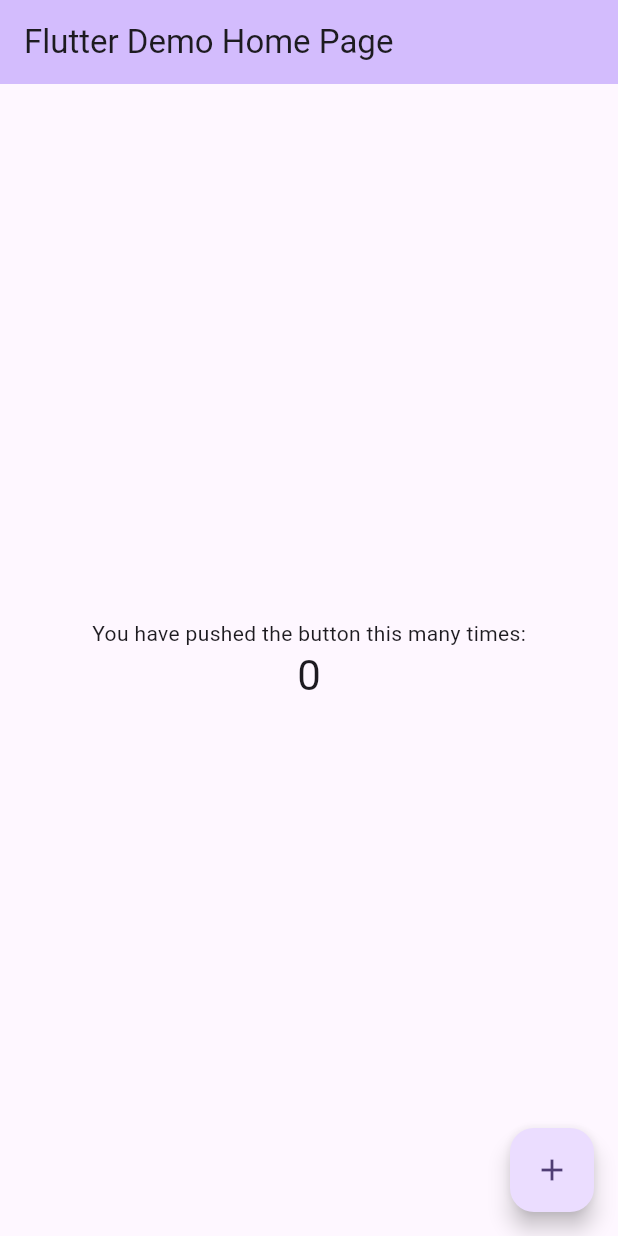
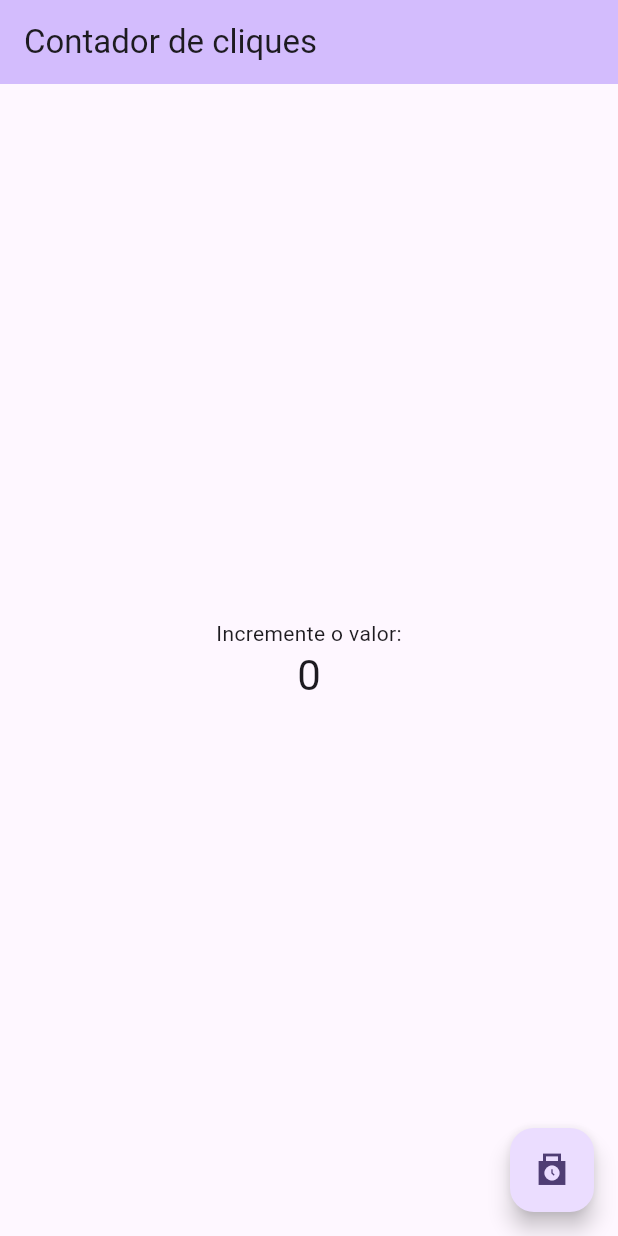
Before and after one commit to gabrielestefono/projeto_perguntas, a Flutter app: the screen it shows after launch, on a phone screen of 412 x 824 dp. Run offline on Flutter 3.47's test engine with Material 2 defaults, Android fonts, the phone set to English and light mode, and no system bars.

Commit message:
Apagando comentários

```diff
--- a/lib/main.dart
+++ b/lib/main.dart
@@ -13,40 +13,16 @@ class MyApp extends StatelessWidget {
     return MaterialApp(
       title: 'Flutter Demo',
       theme: ThemeData(
-        // This is the theme of your application.
-        //
-        // TRY THIS: Try running your application with "flutter run". You'll see
-        // the application has a blue toolbar. Then, without quitting the app,
-        // try changing the seedColor in the colorScheme below to Colors.green
-        // and then invoke "hot reload" (save your changes or press the "hot
-        // reload" button in a Flutter-supported IDE, or press "r" if you used
-        // the command line to start the app).
-        //
-        // Notice that the counter didn't reset back to zero; the application
-        // state is not lost during the reload. To reset the state, use hot
-        // restart instead.
-        //
-        // This works for code too, not just values: Most code changes can be
-        // tested with just a hot reload.
         colorScheme: ColorScheme.fromSeed(seedColor: Colors.deepPurple),
         useMaterial3: true,
       ),
-      home: const MyHomePage(title: 'Flutter Demo Home Page'),
+      home: const MyHomePage(title: 'Contador de cliques'),
     );
   }
 }
 
 class MyHomePage extends StatefulWidget {
   const MyHomePage({super.key, required this.title});
-
-  // This widget is the home page of your application. It is stateful, meaning
-  // that it has a State object (defined below) that contains fields that affect
-  // how it looks.
-
-  // This class is the configuration for the state. It holds the values (in this
-  // case the title) provided by the parent (in this case the App widget) and
-  // used by the build method of the State. Fields in a Widget subclass are
-  // always marked "final".
 
   final String title;
 
@@ -59,54 +35,23 @@ class _MyHomePageState extends State<MyHomePage> {
 
   void _incrementCounter() {
     setState(() {
-      // This call to setState tells the Flutter framework that something has
-      // changed in this State, which causes it to rerun the build method below
-      // so that the display can reflect the updated values. If we changed
-      // _counter without calling setState(), then the build method would not be
-      // called again, and so nothing would appear to happen.
       _counter++;
     });
   }
 
   @override
   Widget build(BuildContext context) {
-    // This method is rerun every time setState is called, for instance as done
-    // by the _incrementCounter method above.
-    //
-    // The Flutter framework has been optimized to make rerunning build methods
-    // fast, so that you can just rebuild anything that needs updating rather
-    // than having to individually change instances of widgets.
     return Scaffold(
       appBar: AppBar(
-        // TRY THIS: Try changing the color here to a specific color (to
-        // Colors.amber, perhaps?) and trigger a hot reload to see the AppBar
-        // change color while the other colors stay the same.
         backgroundColor: Theme.of(context).colorScheme.inversePrimary,
-        // Here we take the value from the MyHomePage object that was created by
-        // the App.build method, and use it to set our appbar title.
         title: Text(widget.title),
       ),
       body: Center(
-        // Center is a layout widget. It takes a single child and positions it
-        // in the middle of the parent.
         child: Column(
-          // Column is also a layout widget. It takes a list of children and
-          // arranges them vertically. By default, it sizes itself to fit its
-          // children horizontally, and tries to be as tall as its parent.
-          //
-          // Column has various properties to control how it sizes itself and
-          // how it positions its children. Here we use mainAxisAlignment to
-          // center the children vertically; the main axis here is the vertical
-          // axis because Columns are vertical (the cross axis would be
-          // horizontal).
-          //
-          // TRY THIS: Invoke "debug painting" (choose the "Toggle Debug Paint"
-          // action in the IDE, or press "p" in the console), to see the
-          // wireframe for each widget.
           mainAxisAlignment: MainAxisAlignment.center,
           children: <Widget>[
             const Text(
-              'You have pushed the button this many times:',
+              'Incremente o valor:',
             ),
             Text(
               '$_counter',
@@ -118,8 +63,8 @@ class _MyHomePageState extends State<MyHomePage> {
       floatingActionButton: FloatingActionButton(
         onPressed: _incrementCounter,
         tooltip: 'Increment',
-        child: const Icon(Icons.add),
-      ), // This trailing comma makes auto-formatting nicer for build methods.
+        child: const Icon(Icons.punch_clock_sharp),
+      ),
     );
   }
 }
```
